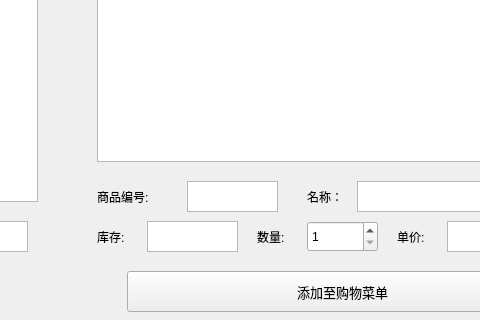
Old version of the form shop/mainwindow.ui in the repository p1o1s1/Database-Experiment; both pictures show x 363 to 843 and y 169 to 489 of the 1005 by 489 pixel window.
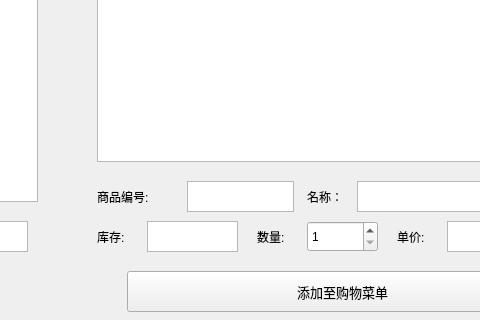
New version of the form.

Commit message: 商品购买操作

The edit to the form file:
```diff
--- a/shop/mainwindow.ui
+++ b/shop/mainwindow.ui
@@ -130,19 +130,6 @@
     <set>Qt::AlignLeading|Qt::AlignLeft|Qt::AlignVCenter</set>
    </property>
   </widget>
-  <widget class="QTextBrowser" name="CID">
-   <property name="geometry">
-    <rect>
-     <x>550</x>
-     <y>350</y>
-     <width>91</width>
-     <height>31</height>
-    </rect>
-   </property>
-   <property name="readOnly">
-    <bool>true</bool>
-   </property>
-  </widget>
   <widget class="QTextBrowser" name="Cname">
    <property name="geometry">
     <rect>
@@ -620,6 +607,19 @@
     </item>
    </layout>
   </widget>
+  <widget class="QTextEdit" name="CID">
+   <property name="geometry">
+    <rect>
+     <x>550</x>
+     <y>350</y>
+     <width>107</width>
+     <height>31</height>
+    </rect>
+   </property>
+   <property name="readOnly">
+    <bool>true</bool>
+   </property>
+  </widget>
  </widget>
  <resources/>
  <connections/>
```
Left out of the diff: 4 changed lines with no effect on the pictures. The commit also changes 2 other files.
